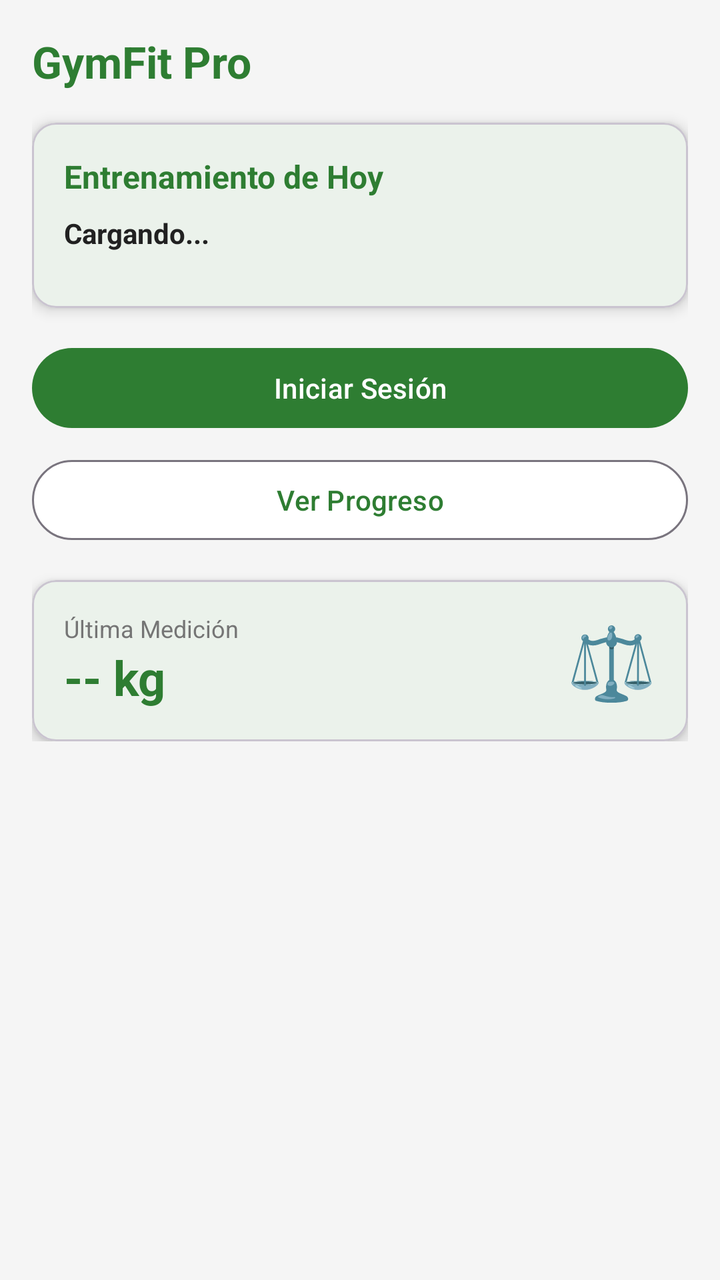
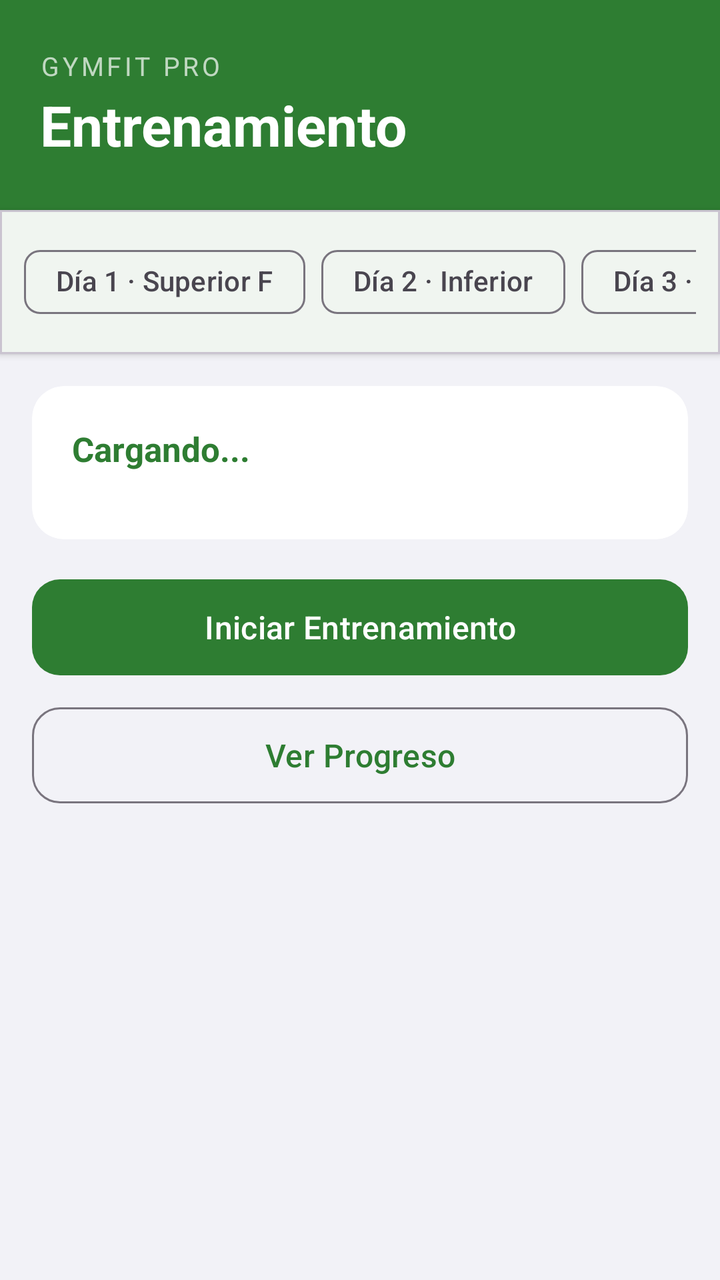

Before-and-after screenshots of an Android layout around one commit, followed by the original layout XML and the change that was made.
<!-- AndroidManifest.xml: application theme Theme.GymApp -->
<!-- res/layout/fragment_gym.xml -->
<?xml version="1.0" encoding="utf-8"?>
<ScrollView
    xmlns:android="http://schemas.android.com/apk/res/android"
    xmlns:app="http://schemas.android.com/apk/res-auto"
    android:layout_width="match_parent"
    android:layout_height="match_parent"
    android:background="@color/colorBackground">

    <LinearLayout
        android:layout_width="match_parent"
        android:layout_height="wrap_content"
        android:orientation="vertical"
        android:padding="16dp">

        
        <TextView
            android:layout_width="match_parent"
            android:layout_height="wrap_content"
            android:text="GymFit Pro"
            android:textColor="@color/colorPrimary"
            android:textSize="22sp"
            android:textStyle="bold"
            android:layout_marginBottom="16dp" />

        
        <com.google.android.material.card.MaterialCardView
            android:layout_width="match_parent"
            android:layout_height="wrap_content"
            app:cardCornerRadius="12dp"
            app:cardElevation="4dp"
            android:layout_marginBottom="16dp">

            <LinearLayout
                android:layout_width="match_parent"
                android:layout_height="wrap_content"
                android:orientation="vertical"
                android:padding="16dp">

                <TextView
                    android:layout_width="match_parent"
                    android:layout_height="wrap_content"
                    android:text="@string/gym_today_title"
                    android:textColor="@color/colorPrimary"
                    android:textSize="16sp"
                    android:textStyle="bold"
                    android:layout_marginBottom="8dp" />

                <TextView
                    android:id="@+id/tv_today_day_title"
                    android:layout_width="match_parent"
                    android:layout_height="wrap_content"
                    android:text="Cargando..."
                    android:textColor="@color/colorOnSurface"
                    android:textSize="14sp"
                    android:textStyle="bold"
                    android:layout_marginBottom="12dp" />

                <androidx.recyclerview.widget.RecyclerView
                    android:id="@+id/rv_today_exercises"
                    android:layout_width="match_parent"
                    android:layout_height="wrap_content"
                    android:nestedScrollingEnabled="false" />

            </LinearLayout>
        </com.google.android.material.card.MaterialCardView>

        
        <com.google.android.material.button.MaterialButton
            android:id="@+id/btn_start_session"
            android:layout_width="match_parent"
            android:layout_height="wrap_content"
            android:text="@string/gym_start_session"
            android:textColor="@color/white"
            app:backgroundTint="@color/colorPrimary"
            android:layout_marginBottom="8dp" />

        <com.google.android.material.button.MaterialButton
            android:id="@+id/btn_progress"
            android:layout_width="match_parent"
            android:layout_height="wrap_content"
            android:text="@string/gym_view_progress"
            android:textColor="@color/colorPrimary"
            app:backgroundTint="@color/white"
            style="@style/Widget.Material3.Button.OutlinedButton"
            android:layout_marginBottom="16dp" />

        
        <com.google.android.material.card.MaterialCardView
            android:layout_width="match_parent"
            android:layout_height="wrap_content"
            app:cardCornerRadius="12dp"
            app:cardElevation="4dp">

            <LinearLayout
                android:layout_width="match_parent"
                android:layout_height="wrap_content"
                android:orientation="horizontal"
                android:padding="16dp"
                android:gravity="center_vertical">

                <LinearLayout
                    android:layout_width="0dp"
                    android:layout_height="wrap_content"
                    android:layout_weight="1"
                    android:orientation="vertical">

                    <TextView
                        android:layout_width="wrap_content"
                        android:layout_height="wrap_content"
                        android:text="@string/gym_last_measurement"
                        android:textColor="@color/text_secondary"
                        android:textSize="12sp" />

                    <TextView
                        android:id="@+id/tv_last_weight"
                        android:layout_width="wrap_content"
                        android:layout_height="wrap_content"
                        android:text="-- kg"
                        android:textColor="@color/colorPrimary"
                        android:textSize="24sp"
                        android:textStyle="bold" />

                </LinearLayout>

                <TextView
                    android:layout_width="wrap_content"
                    android:layout_height="wrap_content"
                    android:text="⚖️"
                    android:textSize="36sp" />

            </LinearLayout>
        </com.google.android.material.card.MaterialCardView>

    </LinearLayout>
</ScrollView>
<!-- resources referenced by this layout -->
<resources>
  <color name="colorBackground">#F5F5F5</color>
  <color name="colorOnSurface">#212121</color>
  <color name="colorPrimary">#2E7D32</color>
  <color name="text_secondary">#757575</color>
  <color name="white">#FFFFFF</color>
  <string name="gym_last_measurement">Última Medición</string>
  <string name="gym_start_session">Iniciar Sesión</string>
  <string name="gym_today_title">Entrenamiento de Hoy</string>
  <string name="gym_view_progress">Ver Progreso</string>
  <style name="Theme.GymApp" parent="Theme.Material3.Light.NoActionBar">
          <item name="colorPrimary">@color/colorPrimary</item>
          <item name="colorPrimaryVariant">@color/colorPrimaryVariant</item>
          <item name="colorOnPrimary">@color/colorOnPrimary</item>
          <item name="colorSecondary">@color/colorSecondary</item>
          <item name="colorOnSecondary">@color/colorOnSecondary</item>
          <item name="colorError">@color/colorError</item>
          <item name="colorOnError">@color/colorOnError</item>
          <item name="colorSurface">@color/colorSurface</item>
          <item name="colorOnSurface">@color/colorOnSurface</item>
          <item name="android:colorBackground">@color/colorBackground</item>
          <item name="colorOnBackground">@color/colorOnBackground</item>
          <item name="android:statusBarColor" tools:targetApi="l">?attr/colorPrimaryVariant</item>
      </style>
  <color name="colorPrimaryVariant">#1B5E20</color>
  <color name="colorOnPrimary">#FFFFFF</color>
  <color name="colorSecondary">#FF6F00</color>
  <color name="colorOnSecondary">#FFFFFF</color>
  <color name="colorError">#B00020</color>
  <color name="colorOnError">#FFFFFF</color>
  <color name="colorSurface">#FFFFFF</color>
  <color name="colorOnBackground">#212121</color>
</resources>

<!-- the commit's change to res/layout/fragment_gym.xml (unified diff, before → after) -->
@@ -1,59 +1,132 @@
 <?xml version="1.0" encoding="utf-8"?>
-<ScrollView
-    xmlns:android="http://schemas.android.com/apk/res/android"
+<ScrollView xmlns:android="http://schemas.android.com/apk/res/android"
     xmlns:app="http://schemas.android.com/apk/res-auto"
     android:layout_width="match_parent"
     android:layout_height="match_parent"
-    android:background="@color/colorBackground">
+    android:background="#F2F2F7">
 
     <LinearLayout
         android:layout_width="match_parent"
         android:layout_height="wrap_content"
-        android:orientation="vertical"
-        android:padding="16dp">
+        android:orientation="vertical">
 
         
-        <TextView
+        <LinearLayout
             android:layout_width="match_parent"
             android:layout_height="wrap_content"
-            android:text="GymFit Pro"
-            android:textColor="@color/colorPrimary"
-            android:textSize="22sp"
-            android:textStyle="bold"
-            android:layout_marginBottom="16dp" />
+            android:background="@color/colorPrimary"
+            android:orientation="vertical"
+            android:paddingStart="20dp"
+            android:paddingEnd="20dp"
+            android:paddingTop="24dp"
+            android:paddingBottom="24dp">
+
+            <TextView
+                android:layout_width="wrap_content"
+                android:layout_height="wrap_content"
+                android:text="GymFit Pro"
+                android:textColor="#FFFFFF"
+                android:alpha="0.7"
+                android:textSize="13sp"
+                android:letterSpacing="0.12"
+                android:textAllCaps="true" />
+
+            <TextView
+                android:layout_width="wrap_content"
+                android:layout_height="wrap_content"
+                android:text="Entrenamiento"
+                android:textColor="#FFFFFF"
+                android:textSize="28sp"
+                android:textStyle="bold"
+                android:layout_marginTop="2dp" />
+
+        </LinearLayout>
 
         
         <com.google.android.material.card.MaterialCardView
             android:layout_width="match_parent"
             android:layout_height="wrap_content"
-            app:cardCornerRadius="12dp"
-            app:cardElevation="4dp"
-            android:layout_marginBottom="16dp">
+            app:cardCornerRadius="0dp"
+            app:cardElevation="2dp"
+            android:layout_marginBottom="0dp">
+
+            <HorizontalScrollView
+                android:layout_width="match_parent"
+                android:layout_height="wrap_content"
+                android:scrollbars="none"
+                android:paddingStart="12dp"
+                android:paddingEnd="12dp"
+                android:paddingTop="12dp"
+                android:paddingBottom="12dp">
+
+                <com.google.android.material.chip.ChipGroup
+                    android:id="@+id/chip_group_days"
+                    android:layout_width="wrap_content"
+                    android:layout_height="wrap_content"
+                    app:singleSelection="true"
+                    app:selectionRequired="true">
+
+                    <com.google.android.material.chip.Chip
+                        android:id="@+id/chip_day1"
+                        style="@style/Widget.Material3.Chip.Filter"
+                        android:layout_width="wrap_content"
+                        android:layout_height="wrap_content"
+                        android:text="Día 1 · Superior F" />
+
+                    <com.google.android.material.chip.Chip
+                        android:id="@+id/chip_day2"
+                        style="@style/Widget.Material3.Chip.Filter"
+                        android:layout_width="wrap_content"
+                        android:layout_height="wrap_content"
+                        android:text="Día 2 · Inferior" />
+
+                    <com.google.android.material.chip.Chip
+                        android:id="@+id/chip_day3"
+                        style="@style/Widget.Material3.Chip.Filter"
+                        android:layout_width="wrap_content"
+                        android:layout_height="wrap_content"
+                        android:text="Día 3 · Superior H" />
+
+                    <com.google.android.material.chip.Chip
+                        android:id="@+id/chip_day4"
+                        style="@style/Widget.Material3.Chip.Filter"
+                        android:layout_width="wrap_content"
+                        android:layout_height="wrap_content"
+                        android:text="Día 4 · Inf+Antebrazo" />
+
+                </com.google.android.material.chip.ChipGroup>
+
+            </HorizontalScrollView>
+
+        </com.google.android.material.card.MaterialCardView>
+
+        
+        <com.google.android.material.card.MaterialCardView
+            android:layout_width="match_parent"
+            android:layout_height="wrap_content"
+            app:cardCornerRadius="16dp"
+            app:cardElevation="0dp"
+            app:strokeWidth="0dp"
+            android:layout_marginStart="16dp"
+            android:layout_marginEnd="16dp"
+            android:layout_marginTop="16dp"
+            android:layout_marginBottom="8dp">
 
             <LinearLayout
                 android:layout_width="match_parent"
                 android:layout_height="wrap_content"
                 android:orientation="vertical"
-                android:padding="16dp">
-
-                <TextView
-                    android:layout_width="match_parent"
-                    android:layout_height="wrap_content"
-                    android:text="@string/gym_today_title"
-                    android:textColor="@color/colorPrimary"
-                    android:textSize="16sp"
-                    android:textStyle="bold"
-                    android:layout_marginBottom="8dp" />
+                android:padding="20dp">
 
                 <TextView
                     android:id="@+id/tv_today_day_title"
                     android:layout_width="match_parent"
                     android:layout_height="wrap_content"
                     android:text="Cargando..."
-                    android:textColor="@color/colorOnSurface"
-                    android:textSize="14sp"
+                    android:textColor="@color/colorPrimary"
+                    android:textSize="17sp"
                     android:textStyle="bold"
-                    android:layout_marginBottom="12dp" />
+                    android:layout_marginBottom="14dp" />
 
                 <androidx.recyclerview.widget.RecyclerView
                     android:id="@+id/rv_today_exercises"
@@ -68,68 +141,29 @@
         <com.google.android.material.button.MaterialButton
             android:id="@+id/btn_start_session"
             android:layout_width="match_parent"
-            android:layout_height="wrap_content"
-            android:text="@string/gym_start_session"
+            android:layout_height="56dp"
+            android:layout_marginStart="16dp"
+            android:layout_marginEnd="16dp"
+            android:layout_marginTop="8dp"
+            android:layout_marginBottom="8dp"
+            android:text="Iniciar Entrenamiento"
             android:textColor="@color/white"
+            android:textSize="16sp"
             app:backgroundTint="@color/colorPrimary"
-            android:layout_marginBottom="8dp" />
+            app:cornerRadius="14dp" />
 
         <com.google.android.material.button.MaterialButton
             android:id="@+id/btn_progress"
             android:layout_width="match_parent"
-            android:layout_height="wrap_content"
-            android:text="@string/gym_view_progress"
+            android:layout_height="56dp"
+            android:layout_marginStart="16dp"
+            android:layout_marginEnd="16dp"
+            android:layout_marginBottom="24dp"
+            android:text="Ver Progreso"
             android:textColor="@color/colorPrimary"
-            app:backgroundTint="@color/white"
+            android:textSize="16sp"
             style="@style/Widget.Material3.Button.OutlinedButton"
-            android:layout_marginBottom="16dp" />
-
-        
-        <com.google.android.material.card.MaterialCardView
-            android:layout_width="match_parent"
-            android:layout_height="wrap_content"
-            app:cardCornerRadius="12dp"
-            app:cardElevation="4dp">
-
-            <LinearLayout
-                android:layout_width="match_parent"
-                android:layout_height="wrap_content"
-                android:orientation="horizontal"
-                android:padding="16dp"
-                android:gravity="center_vertical">
-
-                <LinearLayout
-                    android:layout_width="0dp"
-                    android:layout_height="wrap_content"
-                    android:layout_weight="1"
-                    android:orientation="vertical">
-
-                    <TextView
-                        android:layout_width="wrap_content"
-                        android:layout_height="wrap_content"
-                        android:text="@string/gym_last_measurement"
-                        android:textColor="@color/text_secondary"
-                        android:textSize="12sp" />
-
-                    <TextView
-                        android:id="@+id/tv_last_weight"
-                        android:layout_width="wrap_content"
-                        android:layout_height="wrap_content"
-                        android:text="-- kg"
-                        android:textColor="@color/colorPrimary"
-                        android:textSize="24sp"
-                        android:textStyle="bold" />
-
-                </LinearLayout>
-
-                <TextView
-                    android:layout_width="wrap_content"
-                    android:layout_height="wrap_content"
-                    android:text="⚖️"
-                    android:textSize="36sp" />
-
-            </LinearLayout>
-        </com.google.android.material.card.MaterialCardView>
+            app:cornerRadius="14dp" />
 
     </LinearLayout>
 </ScrollView>
<!-- resource entries referenced after the edit -->
@@ -3,12 +3,7 @@
   <color name="colorBackground">#F5F5F5</color>
   <color name="colorOnSurface">#212121</color>
   <color name="colorPrimary">#2E7D32</color>
-  <color name="text_secondary">#757575</color>
   <color name="white">#FFFFFF</color>
-  <string name="gym_last_measurement">Última Medición</string>
-  <string name="gym_start_session">Iniciar Sesión</string>
-  <string name="gym_today_title">Entrenamiento de Hoy</string>
-  <string name="gym_view_progress">Ver Progreso</string>
   <style name="Theme.GymApp" parent="Theme.Material3.Light.NoActionBar">
           <item name="colorPrimary">@color/colorPrimary</item>
           <item name="colorPrimaryVariant">@color/colorPrimaryVariant</item>
